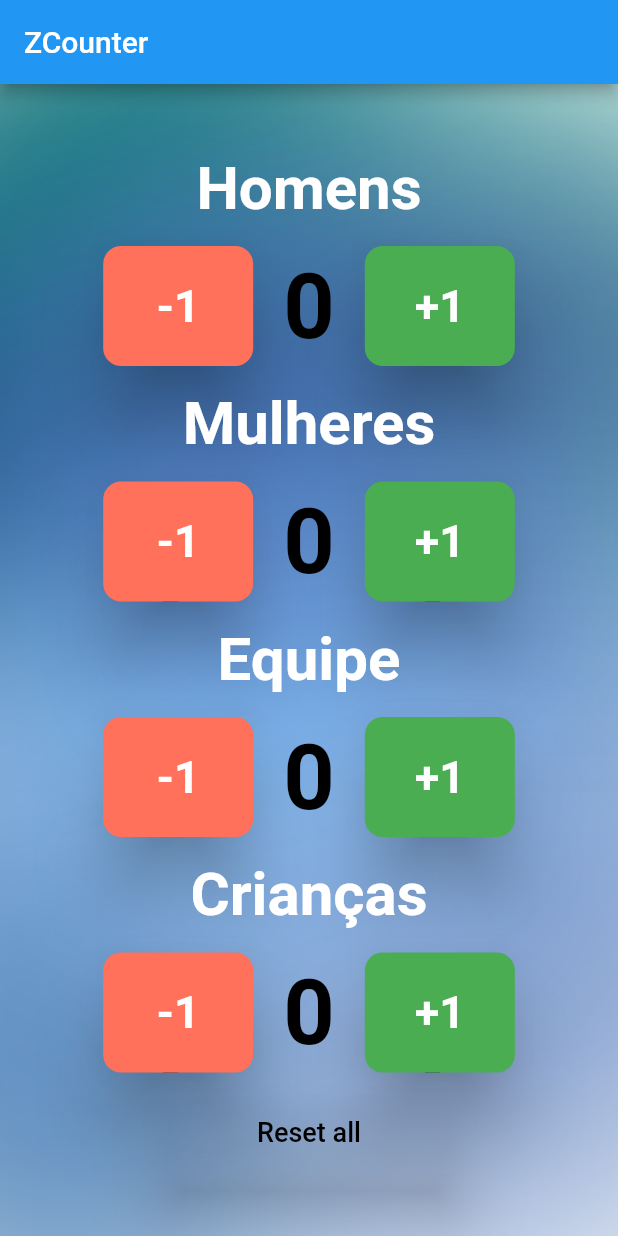
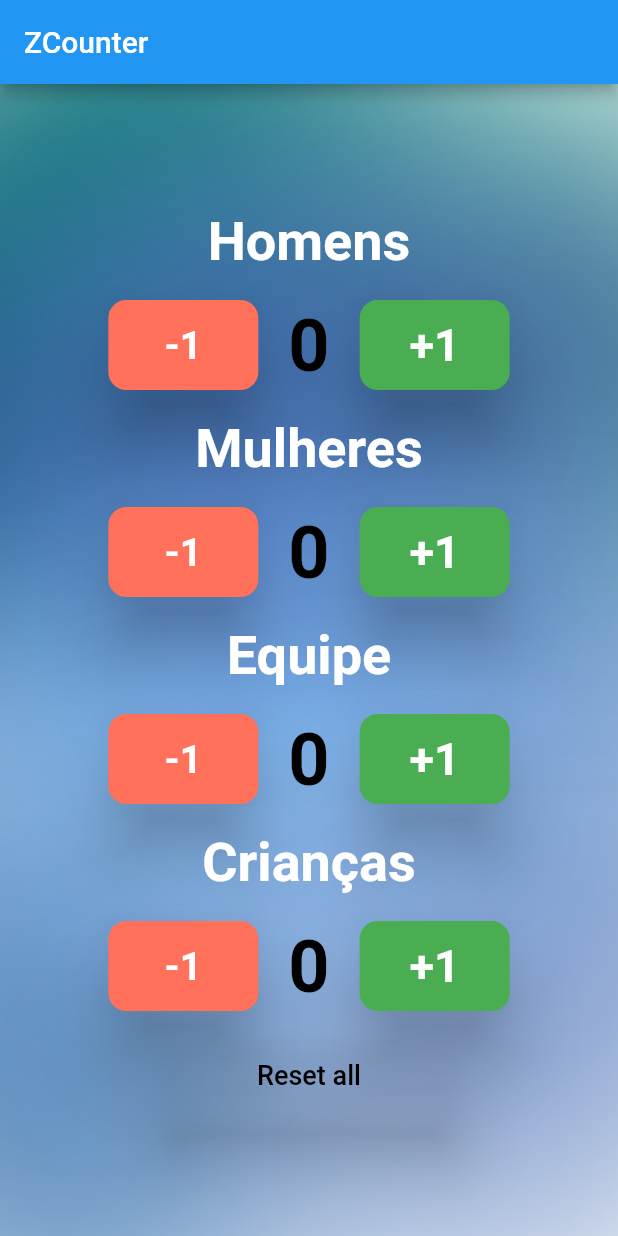
Before and after one commit to fabiojwalter/zcounter, a Flutter app: the screen it shows after launch, on a phone screen of 412 x 824 dp. Run offline on Flutter 3.47's test engine with Material 2 defaults, Android fonts, the light colour scheme and no system bars.

Commit message:
🐛 screen area

```diff
--- a/lib/main.dart
+++ b/lib/main.dart
@@ -57,7 +57,7 @@ class _HomeCounterState extends State<HomeCounter> {
 
   final ButtonStyle addButtonStyle = TextButton.styleFrom(
       elevation: 20,
-      fixedSize: const Size(100, 80),
+      fixedSize: const Size(100, 60),
       backgroundColor: const Color(0xff4aad52),
       shape: RoundedRectangleBorder(
         borderRadius: BorderRadius.circular(12),
@@ -65,27 +65,27 @@ class _HomeCounterState extends State<HomeCounter> {
 
   final ButtonStyle minusButtonStyle = TextButton.styleFrom(
       elevation: 20,
-      fixedSize: const Size(100, 80),
+      fixedSize: const Size(100, 60),
       backgroundColor: const Color(0xffFF715B),
       shape: RoundedRectangleBorder(
         borderRadius: BorderRadius.circular(12),
       ));
 
   final TextStyle counterStyle = const TextStyle(
-    fontSize: 60,
+    fontSize: 48,
     fontWeight: FontWeight.bold,
     color: Colors.black,
   );
 
   final TextStyle counterNameStyle = const TextStyle(
-    fontSize: 40,
+    fontSize: 36,
     fontWeight: FontWeight.bold,
     color: Colors.white,
   );
 
   final TextStyle buttonTextStyle = const TextStyle(
     color: Colors.white,
-    fontSize: 30,
+    fontSize: 26,
     fontWeight: FontWeight.bold,
   );
 
@@ -103,6 +103,8 @@ class _HomeCounterState extends State<HomeCounter> {
                 image: AssetImage("assets/images/background1.png"),
                 fit: BoxFit.cover),
           ),
+          child: Padding(
+            padding: const EdgeInsets.symmetric(horizontal: 8, vertical: 16),
             child: Column(
               mainAxisAlignment: MainAxisAlignment.center,
               children: [
@@ -295,6 +297,7 @@ class _HomeCounterState extends State<HomeCounter> {
             ),
           ),
         ),
+      ),
     );
   }
 
```
Lines whose indentation alone changed are shown as unchanged.
